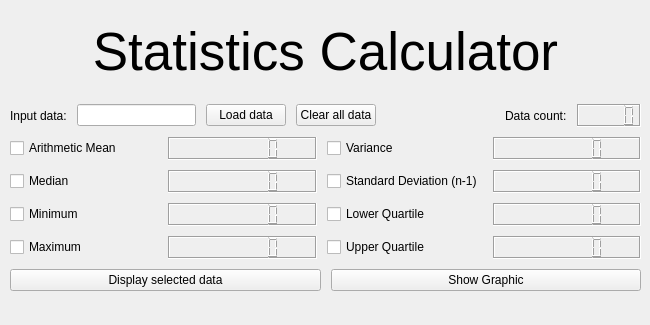
The window that statistics-calculator/mainwindow.ui (ignabelitzky/statistic-calculator) describes before a commit, drawn with Qt 5.
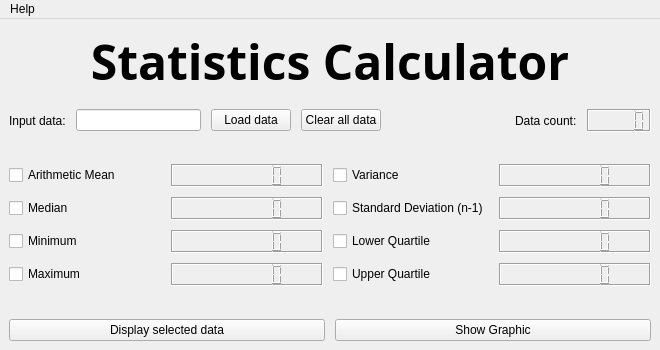
The same window after the commit.

```diff
--- a/statistics-calculator/mainwindow.ui
+++ b/statistics-calculator/mainwindow.ui
@@ -9,8 +9,8 @@
    <rect>
     <x>0</x>
     <y>0</y>
-    <width>650</width>
-    <height>325</height>
+    <width>660</width>
+    <height>350</height>
    </rect>
   </property>
   <property name="sizePolicy">
@@ -21,38 +21,41 @@
   </property>
   <property name="minimumSize">
    <size>
-    <width>650</width>
-    <height>325</height>
+    <width>660</width>
+    <height>350</height>
    </size>
   </property>
   <property name="maximumSize">
    <size>
-    <width>650</width>
-    <height>325</height>
+    <width>660</width>
+    <height>350</height>
    </size>
   </property>
   <property name="windowTitle">
    <string>MainWindow</string>
   </property>
   <widget class="QWidget" name="centralwidget">
-   <widget class="QWidget" name="">
-    <property name="geometry">
-     <rect>
-      <x>10</x>
-      <y>10</y>
-      <width>631</width>
-      <height>281</height>
-     </rect>
-    </property>
+   <layout class="QVBoxLayout" name="verticalLayout_4">
+    <item>
     <layout class="QVBoxLayout" name="verticalLayout_3">
      <property name="spacing">
       <number>10</number>
      </property>
      <item>
       <widget class="QLabel" name="title_label">
+        <property name="sizePolicy">
+         <sizepolicy hsizetype="Preferred" vsizetype="Preferred">
+          <horstretch>0</horstretch>
+          <verstretch>0</verstretch>
+         </sizepolicy>
+        </property>
        <property name="font">
         <font>
-         <pointsize>40</pointsize>
+          <family>Jomolhari</family>
+          <pointsize>36</pointsize>
+          <weight>75</weight>
+          <italic>false</italic>
+          <bold>true</bold>
         </font>
        </property>
        <property name="text">
@@ -63,6 +66,19 @@
        </property>
       </widget>
      </item>
+      <item>
+       <spacer name="verticalSpacer">
+        <property name="orientation">
+         <enum>Qt::Vertical</enum>
+        </property>
+        <property name="sizeHint" stdset="0">
+         <size>
+          <width>20</width>
+          <height>40</height>
+         </size>
+        </property>
+       </spacer>
+      </item>
      <item>
       <layout class="QVBoxLayout" name="verticalLayout_2">
        <item>
@@ -82,6 +98,12 @@
            <property name="text">
             <string>Load data</string>
            </property>
+            <property name="autoDefault">
+             <bool>true</bool>
+            </property>
+            <property name="default">
+             <bool>false</bool>
+            </property>
           </widget>
          </item>
          <item>
@@ -89,6 +111,12 @@
            <property name="text">
             <string>Clear all data</string>
            </property>
+            <property name="autoDefault">
+             <bool>true</bool>
+            </property>
+            <property name="default">
+             <bool>false</bool>
+            </property>
           </widget>
          </item>
          <item>
@@ -129,6 +157,19 @@
          </item>
         </layout>
        </item>
+        <item>
+         <spacer name="verticalSpacer_2">
+          <property name="orientation">
+           <enum>Qt::Vertical</enum>
+          </property>
+          <property name="sizeHint" stdset="0">
+           <size>
+            <width>20</width>
+            <height>40</height>
+           </size>
+          </property>
+         </spacer>
+        </item>
        <item>
         <layout class="QVBoxLayout" name="verticalLayout">
          <item>
@@ -271,6 +312,19 @@
            </item>
           </layout>
          </item>
+          <item>
+           <spacer name="verticalSpacer_3">
+            <property name="orientation">
+             <enum>Qt::Vertical</enum>
+            </property>
+            <property name="sizeHint" stdset="0">
+             <size>
+              <width>20</width>
+              <height>40</height>
+             </size>
+            </property>
+           </spacer>
+          </item>
          <item>
           <layout class="QHBoxLayout" name="horizontalLayout_2">
            <item>
@@ -278,6 +332,12 @@
              <property name="text">
               <string>Display selected data</string>
              </property>
+              <property name="autoDefault">
+               <bool>true</bool>
+              </property>
+              <property name="default">
+               <bool>false</bool>
+              </property>
             </widget>
            </item>
            <item>
@@ -285,6 +345,12 @@
              <property name="text">
               <string>Show Graphic</string>
              </property>
+              <property name="autoDefault">
+               <bool>true</bool>
+              </property>
+              <property name="default">
+               <bool>false</bool>
+              </property>
             </widget>
            </item>
           </layout>
@@ -294,18 +360,31 @@
       </layout>
      </item>
     </layout>
-   </widget>
+    </item>
+   </layout>
   </widget>
   <widget class="QMenuBar" name="menubar">
    <property name="geometry">
     <rect>
      <x>0</x>
      <y>0</y>
-     <width>650</width>
+     <width>660</width>
      <height>24</height>
     </rect>
    </property>
-  </widget>
+   <widget class="QMenu" name="menuAbout">
+    <property name="title">
+     <string>Help</string>
+    </property>
+    <addaction name="actionAbout"/>
+   </widget>
+   <addaction name="menuAbout"/>
+  </widget>
+  <action name="actionAbout">
+   <property name="text">
+    <string>About</string>
+   </property>
+  </action>
  </widget>
  <tabstops>
   <tabstop>input_lineEdit</tabstop>
```
Lines whose indentation alone changed are shown as unchanged.
